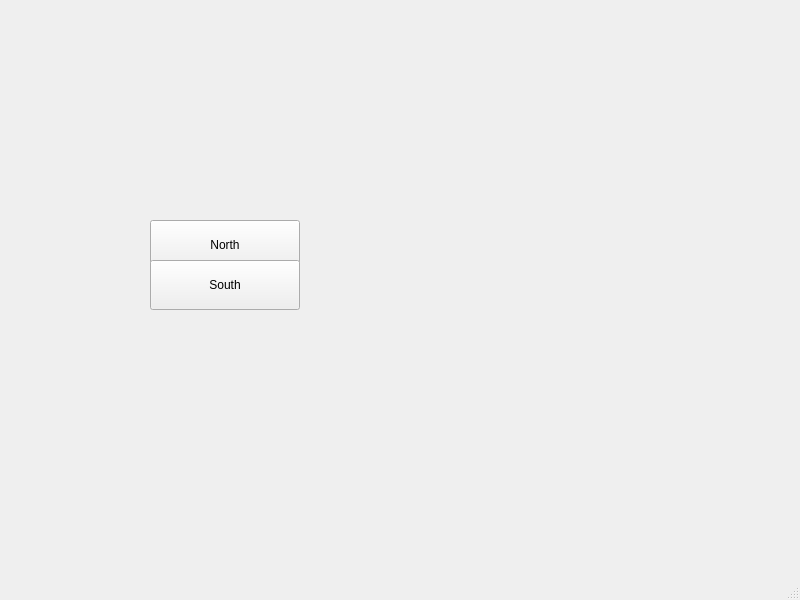
This is MainWindow.ui in alisiak03/Zork as Qt 5 draws it before an edit. The edited form follows.
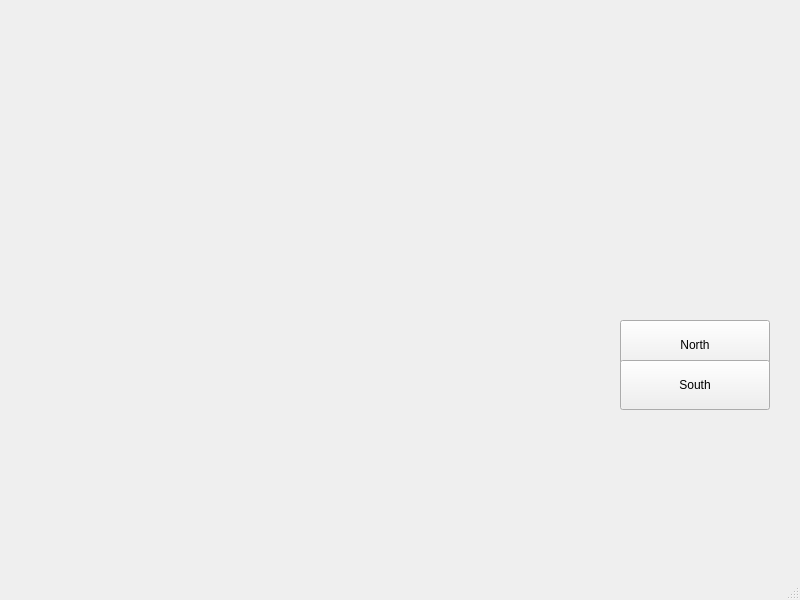
This is the edited form.

The edit to the form file:
```diff
--- a/MainWindow.ui
+++ b/MainWindow.ui
@@ -30,8 +30,8 @@
             <widget class="QPushButton" name="button1">
                 <property name="geometry">
                     <rect>
-                        <x>150</x>
-                        <y>220</y>
+                        <x>620</x>
+                        <y>320</y>
                         <width>150</width>
                         <height>50</height>
                     </rect>
@@ -43,8 +43,8 @@
             <widget class="QPushButton" name="button2">
                 <property name="geometry">
                     <rect>
-                        <x>150</x>
-                        <y>260</y>
+                        <x>620</x>
+                        <y>360</y>
                         <width>150</width>
                         <height>50</height>
                     </rect>
```
Left out of the diff: 2 changed lines with no effect on the pictures.
